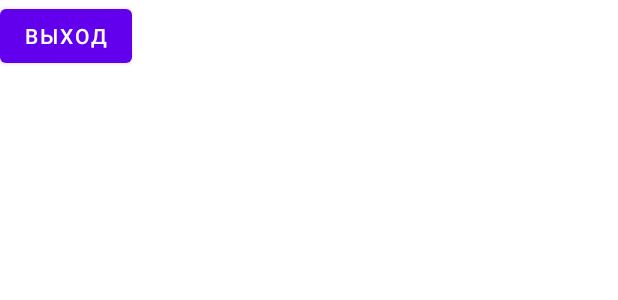
After one commit to georgijsstasjuks/testAndroidNew, an Android app: the layout activity_alert_dialog.xml on its own in the app's theme, with its tools: preview values and no code run, on a phone screen of 412 x 824 dp. The commit adds this screen. Shown: the top 300 px of the screen. Run offline under Robolectric (Android 15) with nearby library versions, the phone set to English and light mode, and no system bars.

Commit message:
lesson 60

```diff
--- /dev/null
+++ b/app/src/main/res/layout/activity_alert_dialog.xml
@@ -0,0 +1,14 @@
+<?xml version="1.0" encoding="utf-8"?>
+<LinearLayout
+    xmlns:android="http://schemas.android.com/apk/res/android"
+    android:layout_width="fill_parent"
+    android:layout_height="fill_parent"
+    android:orientation="vertical">
+    <Button
+        android:id="@+id/btnExit"
+        android:layout_width="wrap_content"
+        android:layout_height="wrap_content"
+        android:text="@string/exit"
+        android:onClick="onclick">
+    </Button>
+</LinearLayout>
--- a/app/src/main/res/values/strings.xml
+++ b/app/src/main/res/values/strings.xml
@@ -55,4 +55,8 @@
     <string name="header3_title">Header 3</string>
     <string name="header3_summary">Summary of Header 3</string>
     <string name="hello">Hello</string>
+    <string name="exit">Выход</string>
+    <string name="save_data">Сохранить данные?</string>
+    <string name="cancel">Отмена</string>
+    <string name="saved">Сохранено</string>
 </resources>
```
Also changed, not shown: app/src/main/AndroidManifest.xml (+7 -0 lines), app/src/main/java/com/example/training/fifth/AlertDialogActivity.java (added, +61 -0 lines).
